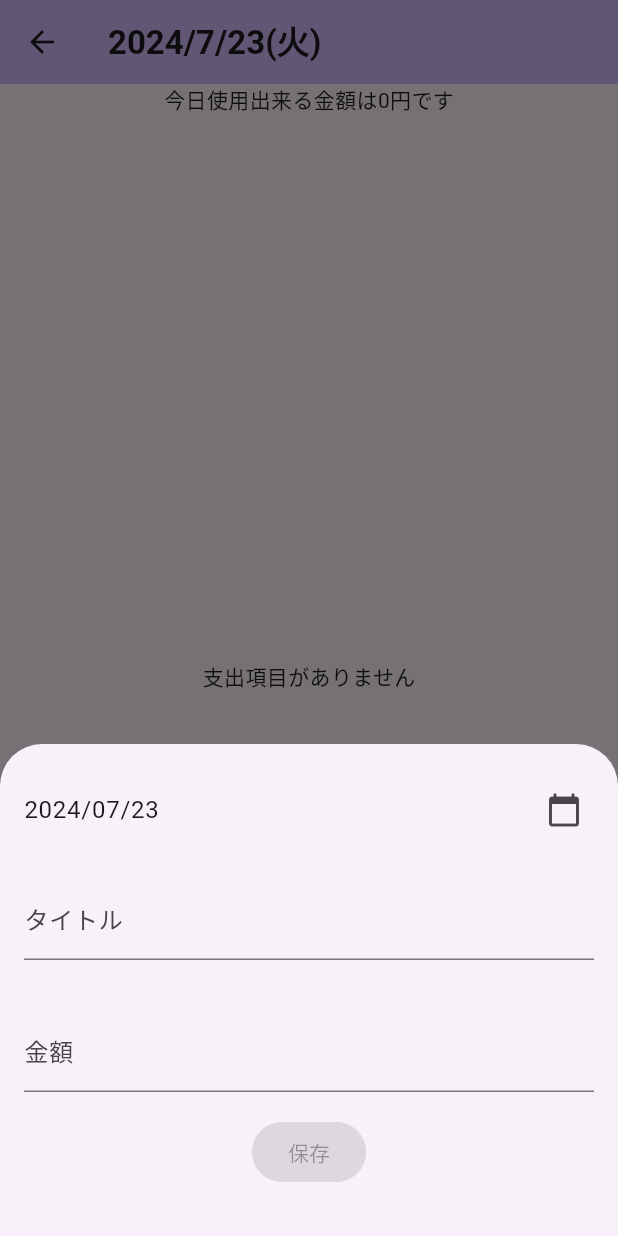
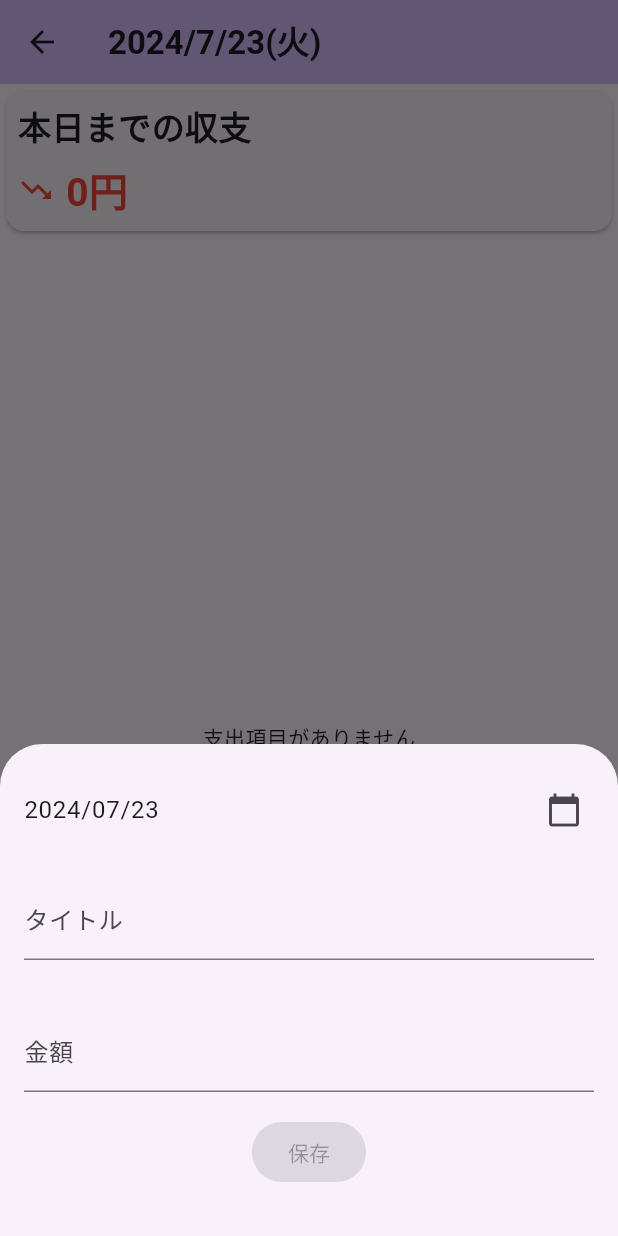
Before and after one commit to Ru2Lu/daily_spend_tracker, a Flutter app: the ExpenseListScreen screen opened directly, after a tap on the "add" icon, on a phone screen of 412 x 824 dp. Run offline on Flutter 3.47's test engine with Material 3 defaults, Android fonts, the light colour scheme and no system bars; our stand-ins replace flutter_riverpod, flutter_slidable, isar, riverpod_annotation; accounts and stored records are empty; generated files the repository leaves out were written again.

Commit message:
本日までの収支を表示

```diff
--- a/lib/screens/expense_list_screen.dart
+++ b/lib/screens/expense_list_screen.dart
@@ -25,6 +25,15 @@ class ExpenseListScreen extends ConsumerWidget {
     );
     // 今日使用出来る金額
     final dayBudget = ((monthlyBudget ?? 0) / daysInThisMonth).floor();
+    // 今日までの今月の日数
+    final daysInThisMonthUntilToday = DateTimeRange(
+          start: DateTime(now.year, now.month, 1),
+          end: now,
+        ).duration.inDays +
+        1;
+    // 今日までの予算
+    final budgetUntilToday = dayBudget * daysInThisMonthUntilToday;
+
     return Scaffold(
       appBar: AppBar(
         backgroundColor: Theme.of(context).colorScheme.inversePrimary,
@@ -37,18 +46,42 @@ class ExpenseListScreen extends ConsumerWidget {
           ),
         ),
       ),
-      body: Column(
+      body: expensesAsyncValue.when(
+        data: (expenses) {
+          // 今日までの支出金額を計算
+          final expenseAmountsUntilToday = (expenses ?? [])
+              .where((expense) =>
+                  expense.date != null &&
+                  expense.date!.year == now.year &&
+                  expense.date!.month == now.month &&
+                  expense.date!.isBefore(
+                    now.add(
+                      const Duration(days: 1),
+                    ),
+                  ))
+              .fold(0, (prev, curr) => prev + (curr.amount ?? 0));
+
+          // 今日までの収支
+          final thisMonthBalance = budgetUntilToday - expenseAmountsUntilToday;
+
+          return Column(
             children: [
-          // 今日使用出来る金額
-          Text('今日使用出来る金額は${formatCommaSeparateNumber(
-            dayBudget.toString(),
-          )}円です'),
+              // 本日までの収支
+              ThisMonthBalance(thisMonthBalance: thisMonthBalance),
               // 支出一覧リスト
               ExpenseList(
-            expensesAsyncValue: expensesAsyncValue,
+                expensesAsyncValue: AsyncData(expenses),
                 dayBudget: dayBudget,
               ),
             ],
+          );
+        },
+        loading: () => const Center(
+          child: CircularProgressIndicator(),
+        ),
+        error: (err, stack) => const Center(
+          child: Text('エラーが発生しました'),
+        ),
       ),
       floatingActionButton: FloatingActionButton(
         onPressed: () {
@@ -71,3 +104,56 @@ class ExpenseListScreen extends ConsumerWidget {
     return formatter.format(date);
   }
 }
+
+/// 本日までの収支
+class ThisMonthBalance extends StatelessWidget {
+  const ThisMonthBalance({
+    required this.thisMonthBalance,
+    super.key,
+  });
+
+  final int thisMonthBalance;
+
+  @override
+  Widget build(BuildContext context) {
+    return Card(
+      child: Padding(
+        padding: const EdgeInsets.all(8.0),
+        child: Column(
+          crossAxisAlignment: CrossAxisAlignment.start,
+          children: [
+            const Text(
+              '本日までの収支',
+              style: TextStyle(
+                fontSize: 22,
+                fontWeight: FontWeight.bold,
+              ),
+            ),
+            const SizedBox(height: 8),
+            Row(
+              children: [
+                Icon(
+                  thisMonthBalance > 0
+                      ? Icons.trending_up
+                      : Icons.trending_down,
+                  color: thisMonthBalance > 0 ? Colors.green : Colors.red,
+                ),
+                const SizedBox(width: 8),
+                Text(
+                  '${formatCommaSeparateNumber(
+                    thisMonthBalance.toString(),
+                  )}円',
+                  style: TextStyle(
+                    color: thisMonthBalance > 0 ? Colors.green : Colors.red,
+                    fontSize: 26,
+                    fontWeight: FontWeight.bold,
+                  ),
+                ),
+              ],
+            ),
+          ],
+        ),
+      ),
+    );
+  }
+}
```
Lines whose indentation alone changed are shown as unchanged.
